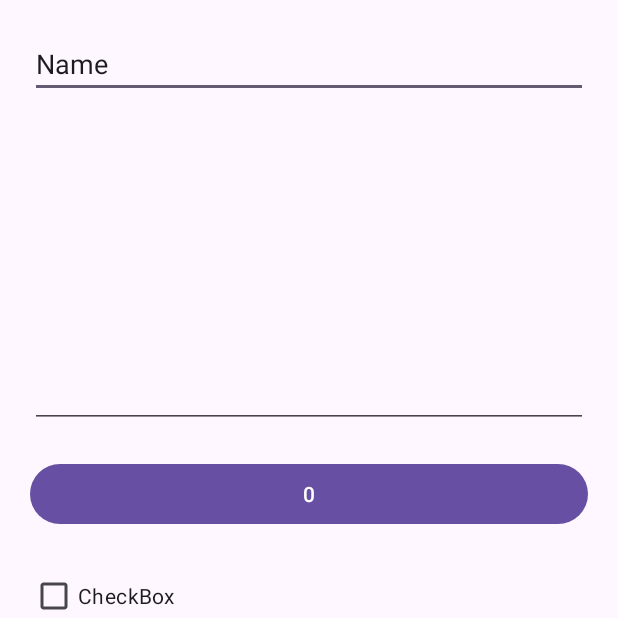
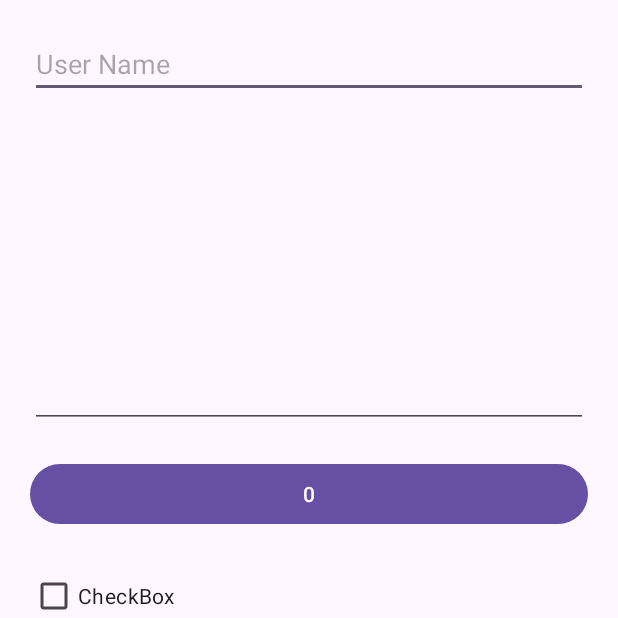
Before and after one commit to ContardiC/Shared-Preferences-Android, an Android app: the screen it shows after launch (MainActivity), on a phone screen of 412 x 824 dp, the top half of it. Run offline under Robolectric (Android 15) with nearby library versions, the phone set to English and light mode, and no system bars.

Commit message:
[Refactor] add string resources

```diff
--- a/app/src/main/res/layout/activity_main.xml
+++ b/app/src/main/res/layout/activity_main.xml
@@ -17,7 +17,8 @@
         android:layout_marginEnd="20dp"
         android:ems="10"
         android:inputType="text"
-        android:text="Name" />
+        android:hint="@string/user_name"
+        android:text="" />
 
     <EditText
         android:id="@+id/editTextMessage"
@@ -38,7 +39,7 @@
         android:layout_marginStart="20dp"
         android:layout_marginTop="20dp"
         android:layout_marginEnd="20dp"
-        android:text="0" />
+        android:text="@string/count_button" />
 
     <CheckBox
         android:id="@+id/checkBox"
--- a/app/src/main/res/values/strings.xml
+++ b/app/src/main/res/values/strings.xml
@@ -1,3 +1,5 @@
 <resources>
     <string name="app_name">Shared Preferences</string>
+    <string name="user_name">User Name</string>
+    <string name="count_button">0</string>
 </resources>
```
